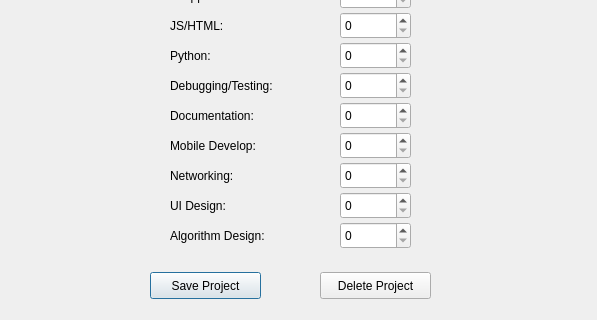
This is d2/adminprojwindow.ui in forshakuras/3004 as Qt 5 draws it before an edit; both pictures show x 0 to 597 and y 338 to 658 of the 597 by 658 pixel window. The edited form follows.
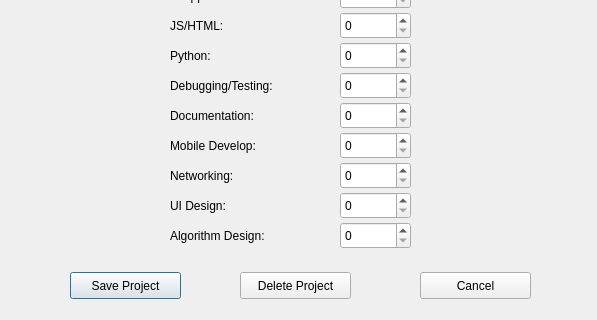
This is the edited form.

Commit message: added proper adminprojwindow functionality

The edit to the form file:
```diff
--- a/d2/adminprojwindow.ui
+++ b/d2/adminprojwindow.ui
@@ -353,7 +353,7 @@
   <widget class="QPushButton" name="saveButton">
    <property name="geometry">
     <rect>
-     <x>150</x>
+     <x>70</x>
      <y>610</y>
      <width>111</width>
      <height>27</height>
@@ -422,7 +422,7 @@
   <widget class="QPushButton" name="deleteButton">
    <property name="geometry">
     <rect>
-     <x>320</x>
+     <x>240</x>
      <y>610</y>
      <width>111</width>
      <height>27</height>
@@ -491,6 +491,19 @@
     </rect>
    </property>
   </widget>
+  <widget class="QPushButton" name="cancelButton">
+   <property name="geometry">
+    <rect>
+     <x>420</x>
+     <y>610</y>
+     <width>111</width>
+     <height>27</height>
+    </rect>
+   </property>
+   <property name="text">
+    <string>Cancel</string>
+   </property>
+  </widget>
  </widget>
  <resources/>
  <connections/>
```
The commit also changes 4 other files.
